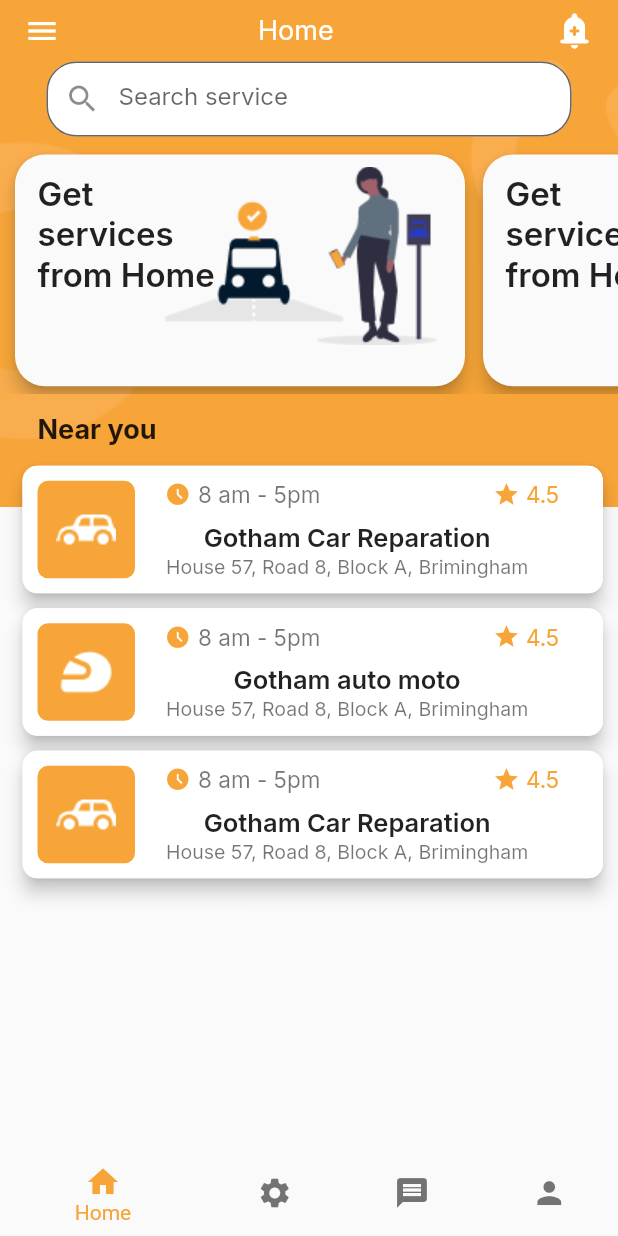
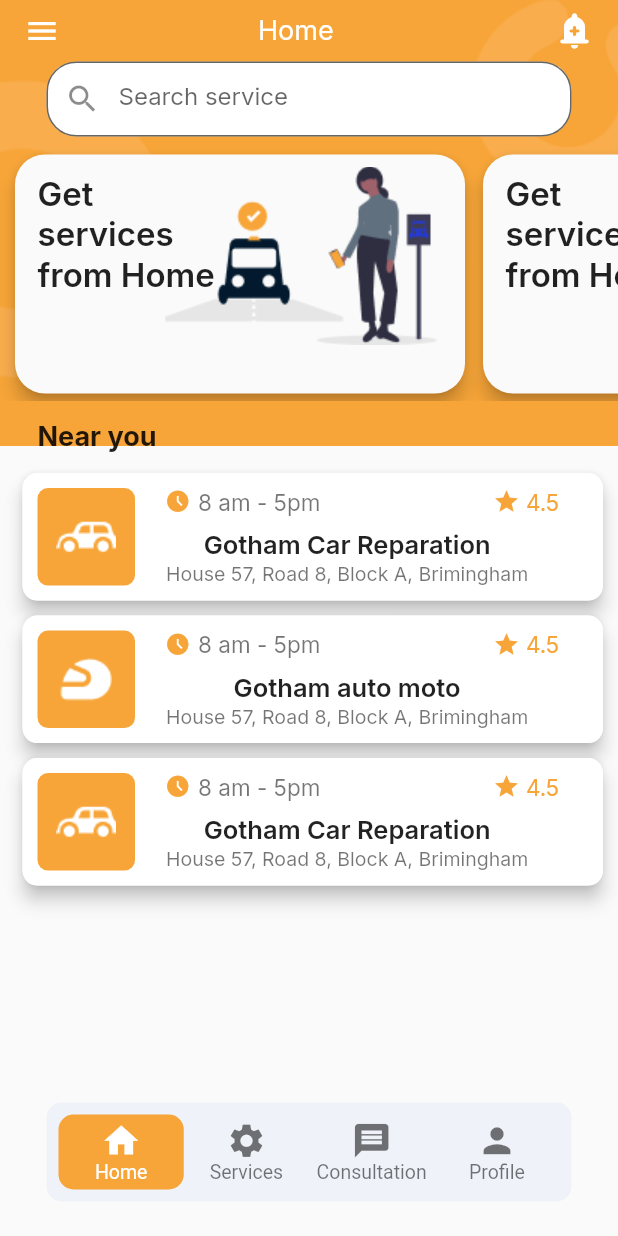
Before and after one commit to merieme04/Giroux-Autocar, a Flutter app: the screen it shows after launch, on a phone screen of 412 x 824 dp. Run offline on Flutter 3.47's test engine with Material 2 defaults, Android fonts, the phone set to English and light mode, and no system bars; drawn by our look-alikes of floating_bottom_navigation_bar; our stand-ins replace google_fonts; missing offline and left inert: linkable, onboarding.

Commit message:
style float menu

```diff
--- a/lib/home.dart
+++ b/lib/home.dart
@@ -168,7 +168,7 @@ class Home extends StatelessWidget {
                 ],
               ),
               Flexible(
-                flex: 8,
+                flex: 7,
                 child: ListView(
                   scrollDirection: Axis.vertical,
                   children: [
--- a/lib/pages/floatMenu.dart
+++ b/lib/pages/floatMenu.dart
@@ -1,3 +1,4 @@
+import 'package:floating_bottom_navigation_bar/floating_bottom_navigation_bar.dart';
 import 'package:flutter/material.dart';
 
 import '../home.dart';
@@ -37,32 +38,41 @@ class _FloatMenuState extends State<FloatMenu> {
       body: Center(
         child: _widgetOptions.elementAt(_selectedIndex),
       ),
-      bottomNavigationBar: BottomNavigationBar(
-        elevation: 0,
+      bottomNavigationBar: Padding(
+        padding: EdgeInsets.only(bottom: 15.0, left: 23, right: 23),
+        child: FloatingNavbar(
+          iconSize:27
+          ,fontSize: 13,
+          borderRadius: 10,
+          width: 350,
+          elevation: 28,
+          itemBorderRadius: 10,
+          selectedBackgroundColor: Color(0xffF7A538),
+          backgroundColor: Color(0xffEFF2F9),
           items: [
-          BottomNavigationBarItem(
-            icon: Icon(Icons.home),
-            label: 'Home',
+            FloatingNavbarItem(
+
+              icon: Icons.home,
+              title: 'Home',
             ),
-          BottomNavigationBarItem(
-            icon: Icon(Icons.settings),
-            label: 'Services',
+            FloatingNavbarItem(
+              icon: Icons.settings,
+              title: 'Services',
             ),
-          BottomNavigationBarItem(
-            icon: Icon(Icons.message),
-            label: 'Consultation',
+            FloatingNavbarItem(
+              icon: Icons.message,
+              title: 'Consultation',
             ),
-          BottomNavigationBarItem(
-            icon: Icon(
-              Icons.person,
-            ),
-            label: 'Profile',
+            FloatingNavbarItem(
+              icon: Icons.person,
+              title: 'Profile',
             ),
           ],
           currentIndex: _selectedIndex,
-        selectedItemColor: Color(0xffF7A538),
+          selectedItemColor: Color(0xffffffff),
           unselectedItemColor: Colors.black54,
           onTap: _onItemTapped,
+        ),
       ),
     );
   }
--- a/pubspec.yaml
+++ b/pubspec.yaml
@@ -41,6 +41,7 @@ dependencies:
   onboarding: ^3.1.0
   linkable: ^3.0.1
   url_launcher: ^6.0.12
+  floating_bottom_navigation_bar: ^1.5.2
 
 dev_dependencies:
   flutter_test:
```
Also changed, not shown: pubspec.lock. Lines whose indentation alone changed are shown as unchanged.
